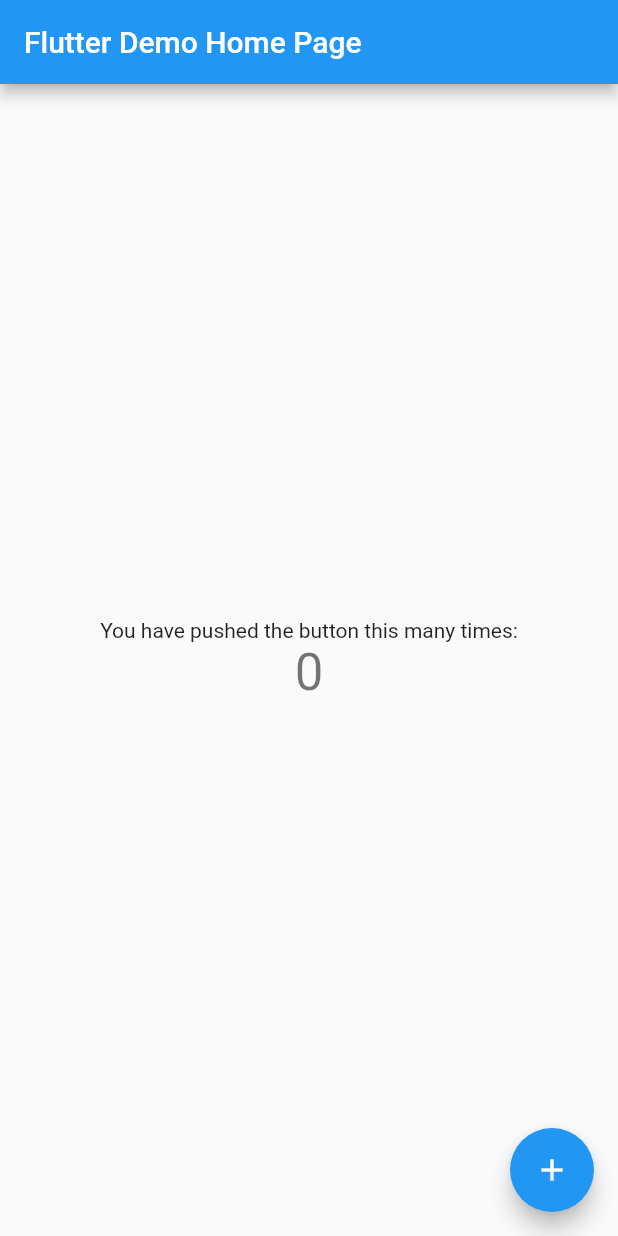
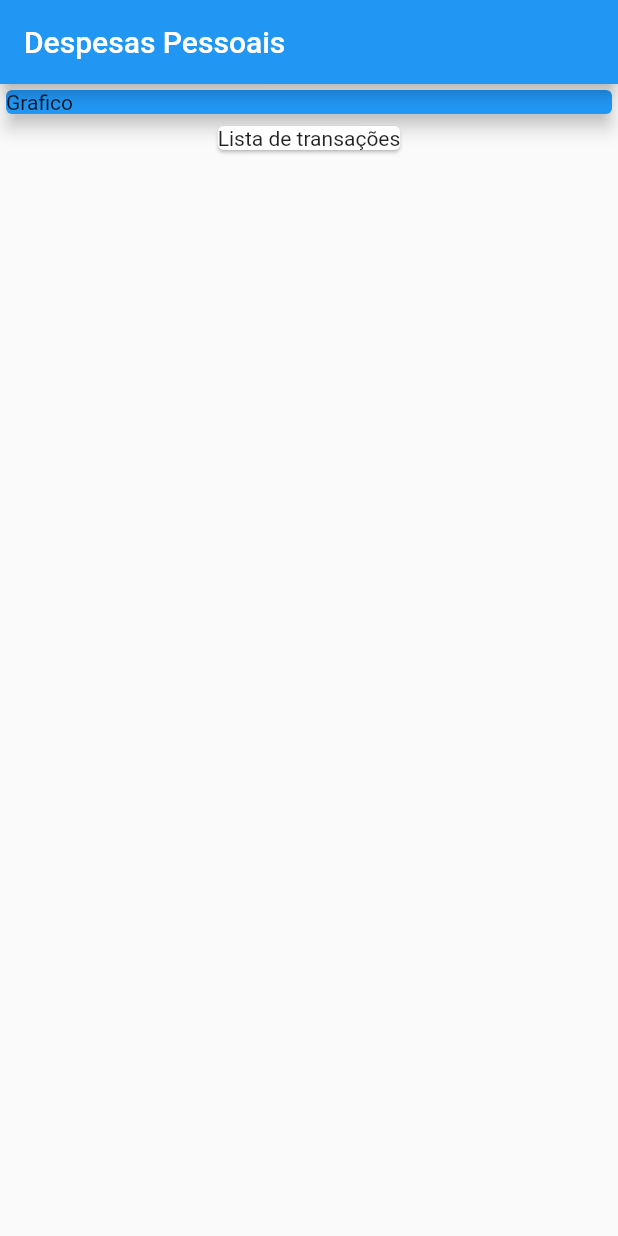
Before and after one commit to Wesleyti007/curso_flutter, a Flutter app: the screen it shows after launch, on a phone screen of 412 x 824 dp. Run offline on Flutter 3.47's test engine with Material 2 defaults, Android fonts, the phone set to English and light mode, and no system bars.

Commit message:
combinando widgets

```diff
--- a/expenses/lib/main.dart
+++ b/expenses/lib/main.dart
@@ -1,115 +1,37 @@
+
 import 'package:flutter/material.dart';
 
-void main() {
-  runApp(const MyApp());
-}
+main() => runApp(ExpensesApp());
 
-class MyApp extends StatelessWidget {
-  const MyApp({Key? key}) : super(key: key);
+class ExpensesApp extends StatelessWidget {
 
-  // This widget is the root of your application.
-  @override
-  Widget build(BuildContext context) {
+Widget build(BuildContext context){
   return MaterialApp(
-      title: 'Flutter Demo',
-      theme: ThemeData(
-        // This is the theme of your application.
-        //
-        // Try running your application with "flutter run". You'll see the
-        // application has a blue toolbar. Then, without quitting the app, try
-        // changing the primarySwatch below to Colors.green and then invoke
-        // "hot reload" (press "r" in the console where you ran "flutter run",
-        // or simply save your changes to "hot reload" in a Flutter IDE).
-        // Notice that the counter didn't reset back to zero; the application
-        // is not restarted.
-        primarySwatch: Colors.blue,
-      ),
-      home: const MyHomePage(title: 'Flutter Demo Home Page'),
+    home: MyHome()
   );
 }
 }
 
-class MyHomePage extends StatefulWidget {
-  const MyHomePage({Key? key, required this.title}) : super(key: key);
+class MyHome extends StatelessWidget {
 
-  // This widget is the home page of your application. It is stateful, meaning
-  // that it has a State object (defined below) that contains fields that affect
-  // how it looks.
-
-  // This class is the configuration for the state. It holds the values (in this
-  // case the title) provided by the parent (in this case the App widget) and
-  // used by the build method of the State. Fields in a Widget subclass are
-  // always marked "final".
-
-  final String title;
-
-  @override
-  State<MyHomePage> createState() => _MyHomePageState();
-}
-
-class _MyHomePageState extends State<MyHomePage> {
-  int _counter = 0;
-
-  void _incrementCounter() {
-    setState(() {
-      // This call to setState tells the Flutter framework that something has
-      // changed in this State, which causes it to rerun the build method below
-      // so that the display can reflect the updated values. If we changed
-      // _counter without calling setState(), then the build method would not be
-      // called again, and so nothing would appear to happen.
-      _counter++;
-    });
-  }
-
-  @override
-  Widget build(BuildContext context) {
-    // This method is rerun every time setState is called, for instance as done
-    // by the _incrementCounter method above.
-    //
-    // The Flutter framework has been optimized to make rerunning build methods
-    // fast, so that you can just rebuild anything that needs updating rather
-    // than having to individually change instances of widgets.
+Widget build(BuildContext context){
   return Scaffold(
-      appBar: AppBar(
-        // Here we take the value from the MyHomePage object that was created by
-        // the App.build method, and use it to set our appbar title.
-        title: Text(widget.title),
+   appBar: AppBar( title: Text('Despesas Pessoais'),
    ),
-      body: Center(
-        // Center is a layout widget. It takes a single child and positions it
-        // in the middle of the parent.
-        child: Column(
-          // Column is also a layout widget. It takes a list of children and
-          // arranges them vertically. By default, it sizes itself to fit its
-          // children horizontally, and tries to be as tall as its parent.
-          //
-          // Invoke "debug painting" (press "p" in the console, choose the
-          // "Toggle Debug Paint" action from the Flutter Inspector in Android
-          // Studio, or the "Toggle Debug Paint" command in Visual Studio Code)
-          // to see the wireframe for each widget.
-          //
-          // Column has various properties to control how it sizes itself and
-          // how it positions its children. Here we use mainAxisAlignment to
-          // center the children vertically; the main axis here is the vertical
-          // axis because Columns are vertical (the cross axis would be
-          // horizontal).
-          mainAxisAlignment: MainAxisAlignment.center,
-          children: <Widget>[
-            const Text(
-              'You have pushed the button this many times:',
-            ),
-            Text(
-              '$_counter',
-              style: Theme.of(context).textTheme.headline4,
-            ),
-          ],
+   body: Column(children: <Widget>[
+    Container(
+      width: double.infinity,
+      child: Card(
+        color: Colors.blue,
+        child: Text('Grafico'),
+        elevation: 5,
       ),
     ),
-      floatingActionButton: FloatingActionButton(
-        onPressed: _incrementCounter,
-        tooltip: 'Increment',
-        child: const Icon(Icons.add),
-      ), // This trailing comma makes auto-formatting nicer for build methods.
+    Card(
+      child: Text('Lista de transações'),
+    )
+
+   ]),
   );
 }
 }
```
Also changed, not shown: 1 other file. Lines whose indentation alone changed are shown as unchanged.
